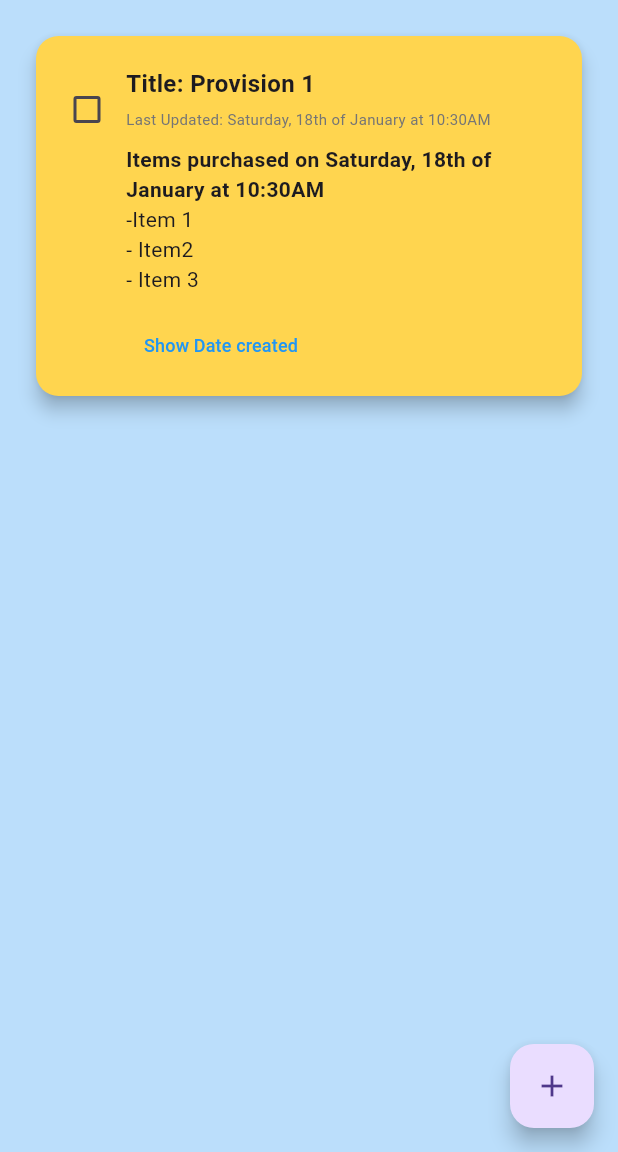
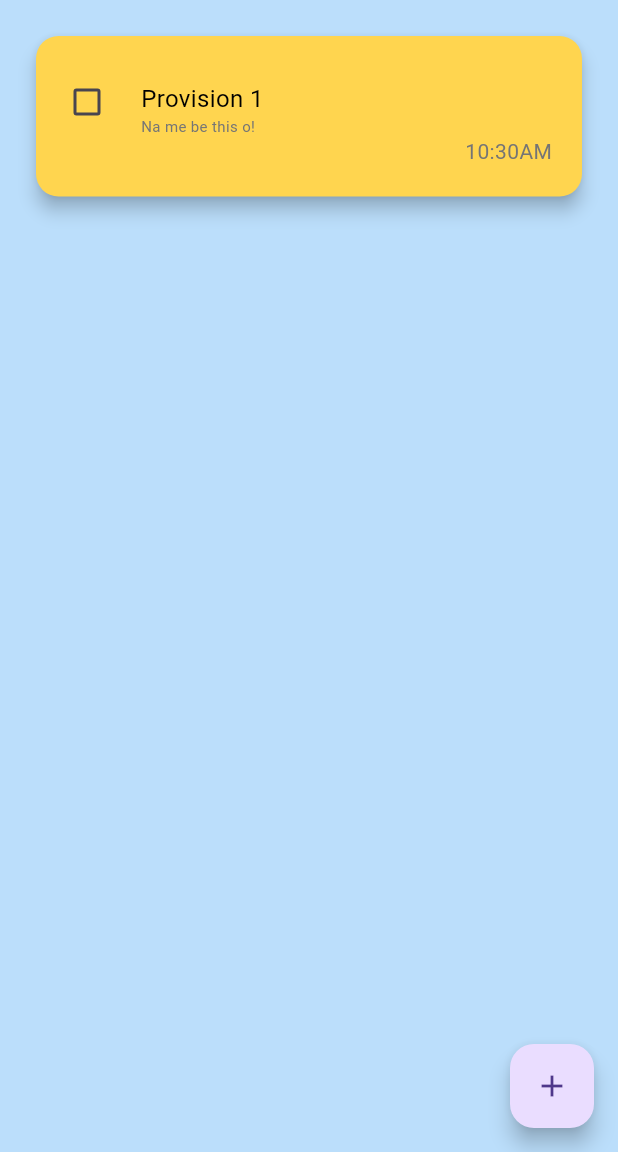
Before and after one commit to dominic-source/provisions_manager, a Flutter app: the screen it shows after launch, on a phone screen of 412 x 824 dp, the part 84-1236 px from its top. Run offline on Flutter 3.47's test engine with Material 3 defaults, Android fonts, the phone set to English and light mode, and no system bars.

Commit message:
add more features

```diff
--- a/lib/home.dart
+++ /dev/null
@@ -1,177 +0,0 @@
-import 'package:flutter/material.dart';
-import 'package:intl/intl.dart';
-
-class HomePage extends StatelessWidget {
-  const HomePage({super.key});
-
-  @override
-  Widget build(BuildContext context) {
-    return Scaffold(
-      backgroundColor: Colors.blue.shade100,
-      appBar: AppBar(
-        backgroundColor: Colors.blue.shade800,
-        title: Text(
-          'Welcome to Provisions Manager',
-          style: TextStyle(
-            color: Colors.white,
-            fontSize: 20,
-          ),
-        ),
-      ),
-      floatingActionButton: FloatingActionButton(
-        onPressed: () {
-          print('FAB clicked');
-        },
-        child: Icon(Icons.add),
-      ),
-      body: SafeArea(
-        child: Container(
-          padding: EdgeInsets.all(20),
-          child: Column(
-            mainAxisAlignment: MainAxisAlignment.start,
-            crossAxisAlignment: CrossAxisAlignment.stretch,
-            children: [
-              MainCard(),
-            ],
-          ),
-        ),
-      ),
-    );
-  }
-}
-
-class MainCard extends StatefulWidget {
-  const MainCard({
-    super.key,
-  });
-
-  @override
-  State<MainCard> createState() => _MainCardState();
-}
-
-class _MainCardState extends State<MainCard> {
-  bool _isChecked = false;
-  bool _showDateCreated = false;
-
-  final DateTime _dateCreated = DateTime.now();
-  final DateTime _dateUpdated = DateTime.now();
-  final Color _cardColor = Colors.amber[300]!;
-
-  // Map<String, dynamic> cardSettings = {
-  //   'titleSize': 16,
-  //   'titleColor': Colors.black,
-  //   'subtitleSize': 10,
-  //   'subtitleColor': Colors.grey[600],
-  //   'descriptionColor': Colors.black,
-  // };
-
-  String _formatDateTime(DateTime dateTime) {
-    return DateFormat(
-            'EEEE, d\'${_getDaySuffix(dateTime.day)}\' of MMMM \'at\' h:mma')
-        .format(dateTime);
-  }
-
-  String _getDaySuffix(int day) {
-    if (day >= 11 && day <= 13) {
-      return 'th';
-    }
-    switch (day % 10) {
-      case 1:
-        return 'st';
-      case 2:
-        return 'nd';
-      case 3:
-        return 'rd';
-      default:
-        return 'th';
-    }
-  }
-
-  @override
-  Widget build(BuildContext context) {
-    return Card(
-      key: Key('1'),
-      color: _cardColor,
-      elevation: 5.0,
-      shape: RoundedRectangleBorder(borderRadius: BorderRadius.circular(15)),
-      child: Padding(
-        padding: const EdgeInsets.fromLTRB(10, 20, 20, 10),
-        child: Stack(
-          children: [
-            Positioned(
-              top: 5,
-              left: 0,
-              child: Checkbox(
-                value: _isChecked,
-                onChanged: (value) {
-                  setState(() {
-                    _isChecked = value!;
-                  });
-                },
-              ),
-            ),
-            Padding(
-              padding: const EdgeInsets.only(left: 50.0),
-              child: Column(
-                crossAxisAlignment: CrossAxisAlignment.start,
-                children: [
-                  Text(
-                    'Title: Provision 1',
-                    overflow: TextOverflow.ellipsis,
-                    style: TextStyle(
-                      fontSize: 16,
-                      fontWeight: FontWeight.bold,
-                    ),
-                  ),
-                  SizedBox(height: 5),
-                  Text(
-                    'Last Updated: ${_formatDateTime(_dateUpdated)}',
-                    style: TextStyle(
-                      color: Colors.grey[600],
-                      fontSize: 10,
-                    ),
-                  ),
-                  SizedBox(height: 10),
-                  Text('Items purchased on ${_formatDateTime(DateTime.now())}',
-                      style: TextStyle(
-                        fontSize: 14,
-                        fontWeight: FontWeight.bold,
-                      )),
-                  Text(
-                    '-Item 1\n- Item2\n- Item 3',
-                    style: TextStyle(
-                      fontSize: 14,
-                    ),
-                  ),
-                  SizedBox(height: 10),
-                  TextButton(
-                    onPressed: () {
-                      setState(() {
-                        _showDateCreated = !_showDateCreated;
-                      });
-                    },
-                    child: Text(
-                      'Show Date created',
-                      style: TextStyle(
-                        color: Colors.blue,
-                        fontSize: 12,
-                      ),
-                    ),
-                  ),
-                  if (_showDateCreated)
-                    Text(
-                      'Date Created: ${_formatDateTime(_dateCreated)}',
-                      style: TextStyle(
-                        color: Colors.grey[600],
-                        fontSize: 10,
-                      ),
-                    ),
-                ],
-              ),
-            ),
-          ],
-        ),
-      ),
-    );
-  }
-}
--- a/lib/main.dart
+++ b/lib/main.dart
@@ -1,5 +1,5 @@
 import 'package:flutter/material.dart';
-import 'package:provisions_manager/home.dart';
+import 'package:provisions_manager/pages/home.dart';
 
 void main() {
   runApp(MaterialApp(home: HomePage()));
--- /dev/null
+++ b/lib/my_widgets/card.dart
@@ -0,0 +1,185 @@
+import 'package:flutter/material.dart';
+import 'package:provisions_manager/pages/card_details.dart';
+import 'package:provisions_manager/services/format_time.dart';
+
+class MainCard extends StatefulWidget {
+  const MainCard({
+    super.key,
+  });
+
+  @override
+  State<MainCard> createState() => _MainCardState();
+}
+
+class _MainCardState extends State<MainCard>
+    with SingleTickerProviderStateMixin {
+  bool _isChecked = false;
+
+  late AnimationController _controller;
+  late Animation<double> _scaleAnimation;
+  late Animation<double> _rotationAnimation;
+  late Animation<double> _opacityAnimation;
+
+  Map<String, dynamic> cardDetails() {
+    return {
+      'title': 'Provision 1',
+      'description': 'Na me be this o!',
+      'lastUpdated':
+          'Last Updated: ${FormatTime().formatDateTime(DateTime.now())}',
+      'cardColor': Colors.amber[300]!,
+      'dateCreated':
+          'Date Created: ${FormatTime().formatDateTime(DateTime.now())}',
+      'items': [
+        'Item 1',
+        'Item 2',
+        'Item 3',
+        'Item 4',
+        'Item 5',
+        'Item 6',
+        'Item 7',
+        'Item 8'
+      ],
+    };
+  }
+
+  // Map<String, dynamic> cardSettings = {
+  //   'titleSize': 16,
+  //   'titleColor': Colors.black,
+  //   'subtitleSize': 10,
+  //   'subtitleColor': Colors.grey[600],
+  //   'descriptionColor': Colors.black,
+  // };
+
+  @override
+  void initState() {
+    super.initState();
+
+    _controller = AnimationController(
+      duration: Duration(milliseconds: 500),
+      vsync: this,
+    );
+
+    _scaleAnimation = Tween<double>(begin: 1.0, end: 1.5).animate(
+      CurvedAnimation(parent: _controller, curve: Curves.easeInOut),
+    );
+
+    _rotationAnimation = Tween<double>(begin: 0.0, end: 1.0).animate(
+      CurvedAnimation(parent: _controller, curve: Curves.easeInOut),
+    );
+
+    _opacityAnimation = Tween<double>(begin: 1.0, end: 0.0).animate(
+      CurvedAnimation(parent: _controller, curve: Curves.easeInOut),
+    );
+
+    _controller.addStatusListener((status) {
+      if (status == AnimationStatus.completed) {
+        Navigator.push(
+          context,
+          MaterialPageRoute(
+              builder: (context) => CardDetailsPage(
+                    title: cardDetails()['title'],
+                    description: cardDetails()['description'],
+                    cardColor: cardDetails()['cardColor'],
+                    dateCreated: DateTime.now(), // Corrected parameter
+                    lastUpdated: DateTime.now(), // Corrected parameter
+                    items: List<String>.from(cardDetails()['items']),
+                  )),
+        ).then((_) {
+          _controller.reset();
+        });
+      }
+    });
+  }
+
+  @override
+  void dispose() {
+    _controller.dispose();
+    super.dispose();
+  }
+
+  @override
+  Widget build(BuildContext context) {
+    return InkWell(
+      onTap: () {
+        _controller.forward();
+      },
+      child: AnimatedBuilder(
+        animation: _controller,
+        builder: (context, child) {
+          return Transform.scale(
+            scale: _scaleAnimation.value,
+            child: Transform.rotate(
+              angle: _rotationAnimation.value * 2.0,
+              child: Opacity(
+                opacity: _opacityAnimation.value,
+                child: Card(
+                  key: Key('1'),
+                  color: Colors.amber[300]!,
+                  elevation: 5.0,
+                  shape: RoundedRectangleBorder(
+                      borderRadius: BorderRadius.circular(15)),
+                  child: Padding(
+                    padding: const EdgeInsets.all(20),
+                    child: Stack(
+                      children: [
+                        Positioned(
+                          top: 0,
+                          left: -10,
+                          child: Checkbox(
+                            value: _isChecked,
+                            onChanged: (value) {
+                              setState(() {
+                                _isChecked = value!;
+                              });
+                            },
+                          ),
+                        ),
+                        Padding(
+                          padding: const EdgeInsets.fromLTRB(50, 10, 20, 20),
+                          child: Column(
+                            crossAxisAlignment: CrossAxisAlignment.start,
+                            children: [
+                              Column(
+                                crossAxisAlignment: CrossAxisAlignment.start,
+                                children: [
+                                  Text(
+                                    cardDetails()['title'],
+                                    style: TextStyle(
+                                      fontSize: 16,
+                                      color: Colors.black,
+                                    ),
+                                  ),
+                                  Text(
+                                    cardDetails()['description'],
+                                    style: TextStyle(
+                                      fontSize: 10,
+                                      color: Colors.grey[600],
+                                    ),
+                                  ),
+                                ],
+                              ),
+                            ],
+                          ),
+                        ),
+                        Positioned(
+                          right: 0,
+                          bottom: 0,
+                          child: Text(
+                            cardDetails()['dateCreated'].split(' ')[7],
+                            style: TextStyle(
+                              color: Colors.grey[600],
+                            ),
+                          ),
+                        ),
+                      ],
+                    ),
+                  ),
+                ),
+              ),
+            ),
+          );
+        },
+      ),
+    );
+  }
+}
--- /dev/null
+++ b/lib/pages/home.dart
@@ -0,0 +1,41 @@
+import 'package:flutter/material.dart';
+import 'package:provisions_manager/my_widgets/card.dart';
+
+class HomePage extends StatelessWidget {
+  const HomePage({super.key});
+
+  @override
+  Widget build(BuildContext context) {
+    return Scaffold(
+      backgroundColor: Colors.blue.shade100,
+      appBar: AppBar(
+        backgroundColor: Colors.blue.shade800,
+        title: Text(
+          'Welcome to Provisions Manager',
+          style: TextStyle(
+            color: Colors.white,
+            fontSize: 20,
+          ),
+        ),
+      ),
+      floatingActionButton: FloatingActionButton(
+        onPressed: () {
+          print('FAB clicked');
+        },
+        child: Icon(Icons.add),
+      ),
+      body: SafeArea(
+        child: Container(
+          padding: EdgeInsets.all(20),
+          child: Column(
+            mainAxisAlignment: MainAxisAlignment.start,
+            crossAxisAlignment: CrossAxisAlignment.stretch,
+            children: [
+              MainCard(),
+            ],
+          ),
+        ),
+      ),
+    );
+  }
+}
--- /dev/null
+++ b/lib/services/format_time.dart
@@ -0,0 +1,27 @@
+import 'package:intl/intl.dart';
+
+class FormatTime {
+  FormatTime();
+
+  String formatDateTime(DateTime dateTime) {
+    return DateFormat(
+            'EEEE, d\'${_getDaySuffix(dateTime.day)}\' of MMMM \'at\' h:mma')
+        .format(dateTime);
+  }
+
+  String _getDaySuffix(int day) {
+    if (day >= 11 && day <= 13) {
+      return 'th';
+    }
+    switch (day % 10) {
+      case 1:
+        return 'st';
+      case 2:
+        return 'nd';
+      case 3:
+        return 'rd';
+      default:
+        return 'th';
+    }
+  }
+}
```
Also changed, not shown: lib/pages/card_details.dart (added, +120 -0 lines).
